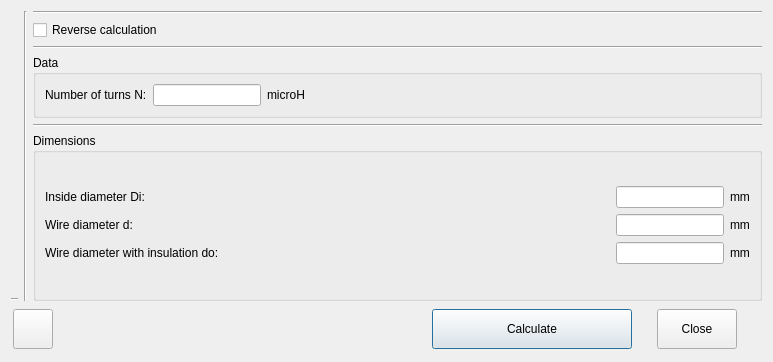
Qt form multiloop.ui (radioacoustick/Coil64) before a commit.
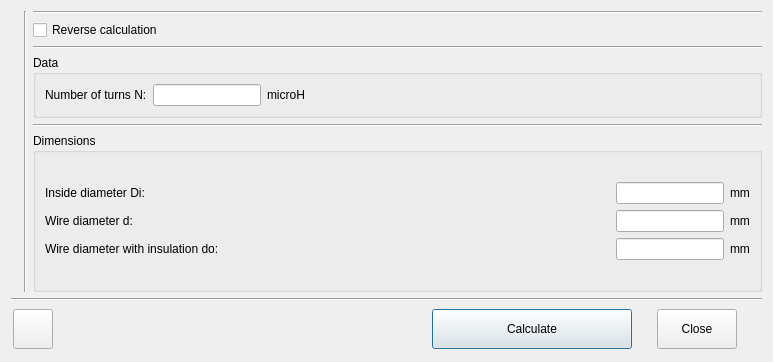
The same form after that commit. Icons and pictures are not drawn.

The edit to the form file:
```diff
--- a/multiloop.ui
+++ b/multiloop.ui
@@ -68,19 +68,6 @@
          </property>
         </widget>
        </item>
-       <item>
-        <widget class="Line" name="line_5">
-         <property name="sizePolicy">
-          <sizepolicy hsizetype="Minimum" vsizetype="Fixed">
-           <horstretch>0</horstretch>
-           <verstretch>0</verstretch>
-          </sizepolicy>
-         </property>
-         <property name="orientation">
-          <enum>Qt::Horizontal</enum>
-         </property>
-        </widget>
-       </item>
       </layout>
      </item>
      <item>
@@ -301,6 +288,13 @@
      </item>
     </layout>
    </item>
+   <item>
+    <widget class="Line" name="line_5">
+     <property name="orientation">
+      <enum>Qt::Horizontal</enum>
+     </property>
+    </widget>
+   </item>
    <item>
     <layout class="QHBoxLayout" name="horizontalLayout_2">
      <property name="spacing">
```
